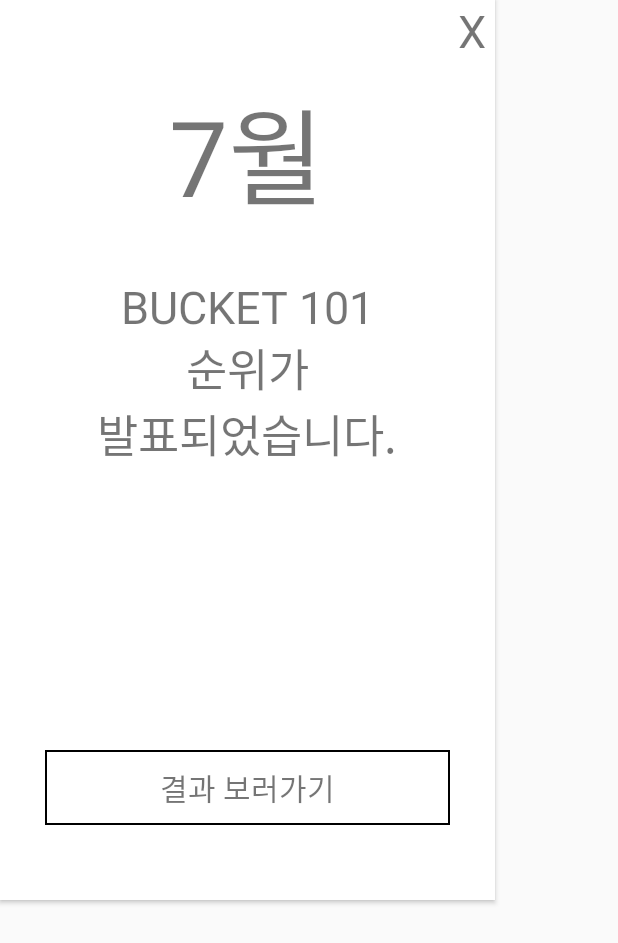
After one commit to kuk941025/Unithon-Bucket101, an Android app: the layout dialog_notify_rank.xml on its own in the app's theme, with its tools: preview values and no code run, on a phone screen of 412 x 824 dp. The commit adds this screen. Shown: the top 943 px of the screen. Run offline under Robolectric (Android 15) with nearby library versions, the phone set to English and light mode, and no system bars.

Commit message:
dialog added

```diff
--- /dev/null
+++ b/app/src/main/res/layout/dialog_notify_rank.xml
@@ -0,0 +1,70 @@
+<?xml version="1.0" encoding="utf-8"?>
+<RelativeLayout xmlns:android="http://schemas.android.com/apk/res/android"
+    android:layout_width="match_parent"
+    android:layout_height="match_parent">
+
+    <RelativeLayout
+        android:layout_width="330dp"
+        android:layout_height="600dp"
+        android:elevation="2dp"
+        android:background="#ffffff">
+        <TextView
+            android:id="@+id/dialog_txt_month"
+            android:layout_width="wrap_content"
+            android:layout_height="wrap_content"
+            android:text="7월"
+            android:textSize="70dp"
+            android:layout_alignParentTop="true"
+            android:layout_marginTop="50dp"
+            android:layout_centerHorizontal="true"
+            />
+        <TextView
+            android:id="@+id/dialog_txt_notice"
+            android:layout_below="@id/dialog_txt_month"
+            android:layout_width="wrap_content"
+            android:layout_height="wrap_content"
+            android:text="BUCKET 101\n순위가\n발표되었습니다."
+            android:textSize="30dp"
+            android:layout_centerHorizontal="true"
+            android:layout_marginLeft="50dp"
+            android:layout_marginRight="50dp"
+            android:layout_marginTop="30dp"
+            android:gravity="center"
+            android:lines="3"/>
+
+        <FrameLayout
+            android:id="@+id/dialog_btn_show_res"
+            android:layout_width="match_parent"
+            android:layout_height="50dp"
+            android:layout_alignParentBottom="true"
+            android:layout_marginBottom="50dp"
+            android:background="?android:attr/selectableItemBackground">
+            <LinearLayout
+                android:layout_width="match_parent"
+                android:layout_height="50dp"
+                android:layout_marginLeft="30dp"
+                android:layout_marginRight="30dp"
+                android:background="@drawable/border">
+                <TextView
+                    android:layout_width="match_parent"
+                    android:layout_height="match_parent"
+                    android:text="결과 보러가기"
+                    android:gravity="center"
+
+                    android:textSize="20dp"/>
+            </LinearLayout>
+
+        </FrameLayout>
+        <TextView
+            android:id="@+id/dialog_btn_close"
+            android:layout_width="20dp"
+            android:layout_height="wrap_content"
+            android:text="X"
+            android:gravity="center"
+            android:textSize="30dp"
+            android:layout_marginRight="5dp"
+            android:layout_alignParentTop="true"
+            android:layout_alignParentRight="true"/>
+    </RelativeLayout>
+
+</RelativeLayout>
```
Also changed, not shown: app/src/main/java/com/example/jkpark/bucketlist_unit/activity/BucketDetailActivity.java (+21 -1 lines), app/src/main/java/com/example/jkpark/bucketlist_unit/adapter/CustomDialogNoticeRank.java (added, +64 -0 lines).
